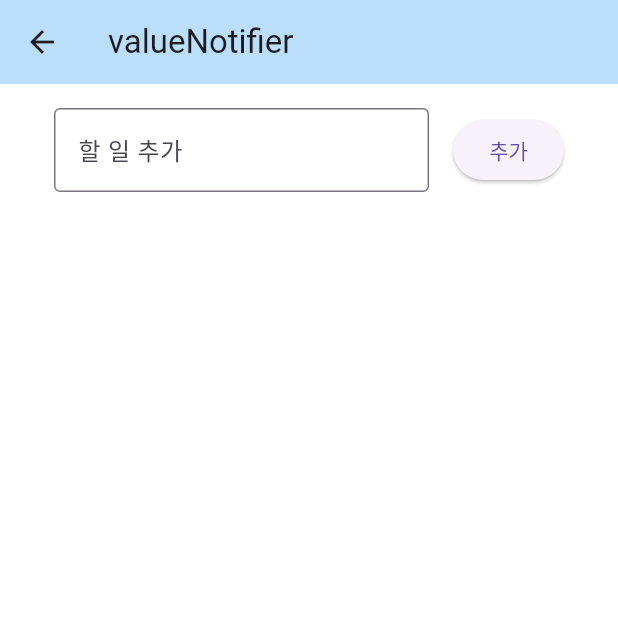
After one commit to label94/simpleFlutter, a Flutter app: the screen it shows after launch, after a tap on "cat photo", after a tap on "Stateful 위젯", after a tap on "valueNotifier 예제", on a phone screen of 412 x 824 dp, the top half of it. The commit adds this screen. Run offline on Flutter 3.47's test engine with Material 3 defaults, Android fonts, the phone set to English and light mode, and no system bars; network calls fail.

Commit message:
[add] ChangeNotifier 관련 예제 추가

```diff
--- a/lib/screens/s_main_page.dart
+++ b/lib/screens/s_main_page.dart
@@ -3,6 +3,7 @@ import 'package:simple_flutter/screens/photo_screen.dart';
 import 'package:simple_flutter/screens/s_sample_widget_page.dart';
 import 'package:simple_flutter/screens/s_simple_state_ful.dart';
 import 'package:simple_flutter/screens/s_user_screen.dart';
+import 'package:simple_flutter/screens/s_value_notifier.dart';
 import 'package:simple_flutter/utils/logger_dart.dart';
 
 /// StatelessWidget : state 가 변동되지 않는 화면
@@ -41,7 +42,7 @@ class MyApp extends StatelessWidget {
               onPressed: () {
                 onNavigate('photo', const PhotoScreen(), title: "cat photo");
               },
-              child: Text("cat photo"),
+              child: const Text("cat photo"),
             ),
 
             const SizedBox(height: 20),
@@ -60,7 +61,16 @@ class MyApp extends StatelessWidget {
               onPressed: () {
                 onNavigate('user', const Counter(initialCount: 0), title: "카운터");
               },
-              child: Text('Stateful 위젯'),
+              child: const Text('Stateful 위젯'),
+            ),
+
+            const SizedBox(height: 20),
+
+            ElevatedButton(
+              onPressed: () {
+                onNavigate('valueNotifier', const TodoListWithValueNotifier(), title: "valueNotifier");
+              },
+              child: const Text('valueNotifier 예제'),
             ),
 
             const SizedBox(height: 20),
@@ -69,7 +79,7 @@ class MyApp extends StatelessWidget {
               onPressed: () {
                 onNavigate('sample', const SampleBaseWidgetScreen(), title: "샘플 위젯");
               },
-              child: Text('샘플 위젯'),
+              child: const Text('샘플 위젯'),
             )
 
           ],
--- /dev/null
+++ b/lib/screens/s_value_notifier.dart
@@ -0,0 +1,144 @@
+
+import 'package:flutter/material.dart';
+import 'package:simple_flutter/utils/logger_dart.dart';
+
+/// valueNotifier 구현
+
+String _tag = "TestLog_Todo";
+
+class Todo {
+  String title;
+  bool completed;
+
+  Todo({required this.title, this.completed = false});
+}
+
+class TodoListModel extends ChangeNotifier {
+  final List<Todo> _todos = [];
+
+  List<Todo> get todos => List.unmodifiable(_todos); // 불변 리스트
+
+  void addTodo(String title) {
+    if (title.isNotEmpty) {
+      _todos.add(Todo(title: title));
+      notifyListeners();
+    }
+  }
+
+  void toggleTodo(int index) {
+    if (index >= 0 && index < _todos.length) {
+      _todos[index].completed = !_todos[index].completed;
+      notifyListeners();
+    }
+  }
+
+  void removeTodo(int index) {
+    if (index >= 0 && index < _todos.length) {
+      _todos.removeAt(index);
+      notifyListeners();
+    }
+  }
+}
+
+class TodoListWithValueNotifier extends StatefulWidget {
+  const TodoListWithValueNotifier({super.key});
+
+  @override
+  State<TodoListWithValueNotifier> createState() => _TodoListWithValueNotifierState();
+}
+
+class _TodoListWithValueNotifierState extends State<TodoListWithValueNotifier> {
+  final TodoListModel _model = TodoListModel();
+  final TextEditingController _controller = TextEditingController();
+
+  void _addTodo() {
+    _model.addTodo(_controller.text);
+    _controller.clear();
+
+    LoggerDart.customLog(_tag, "addTodo() call");
+  }
+
+  @override
+  void dispose() {
+    _controller.dispose();
+    _model.dispose();
+    super.dispose();
+
+    LoggerDart.customLog(_tag, "dispose() call");
+  }
+
+  @override
+  Widget build(BuildContext context) {
+    return Container(
+      width: MediaQuery.of(context).size.width, // 현재 기기 사이즈 만큼 설정
+      height: MediaQuery.of(context).size.height,
+      color: Colors.white,
+      child: Padding(
+        padding: EdgeInsets.symmetric(horizontal: 20),
+        child: Column(
+          children: [
+            Padding(
+              padding: const EdgeInsets.all(16.0),
+              child: Row(
+                children: [
+                  Expanded(
+                    child: TextField(
+                      controller: _controller,
+                      decoration: const InputDecoration(
+                        labelText: '할 일 추가',
+                        border: OutlineInputBorder(),
+                      ),
+                    ),
+                  ),
+
+                  const SizedBox(width: 16),
+
+                  ElevatedButton(
+                    onPressed: _addTodo,
+                    child: const Text('추가'),
+                  )
+                ],
+              ),
+            ),
+
+            Expanded(
+              child: AnimatedBuilder(
+                animation: _model,
+                builder: (context, child) {
+                  return ListView.builder(
+                    itemCount: _model.todos.length,
+                    itemBuilder: (context, index) {
+                      final todo = _model.todos[index];
+                      return ListTile(
+                        leading: Checkbox(
+                          value: todo.completed,
+                          onChanged: (_) => _model.toggleTodo(index),
+                        ),
+
+                        title: Text(
+                          todo.title,
+                          style: TextStyle(
+                            decoration: todo.completed
+                                ? TextDecoration.lineThrough
+                                : TextDecoration.none,
+                          ),
+                        ),
+
+                        trailing: IconButton(
+                          icon: const Icon(Icons.delete),
+                          onPressed: () => _model.removeTodo(index),
+                        ),
+
+                      );
+                    },
+                  );
+                }
+              ),
+            )
+
+          ],
+        ),
+      ),
+    );
+  }
+}
```
